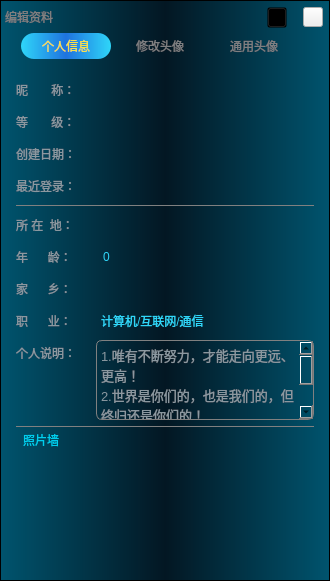
Old version of the form VideoPlayer/login/ChangeHead.ui in the repository huizhang556/pc-video-player.
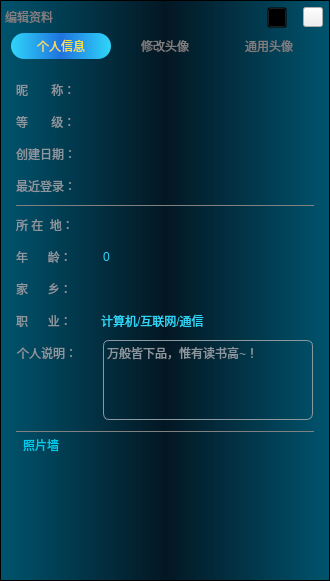
New version of the form. The open tabs and pages were chosen to show the change. Icons and pictures are not drawn.

Diff of the .ui file:
```diff
--- a/VideoPlayer/login/ChangeHead.ui
+++ b/VideoPlayer/login/ChangeHead.ui
@@ -261,13 +261,13 @@
 
 QTabWidget::tab-bar 
 {
-left: 20px; /* move to the right by 5px */
+left: 10px; /* move to the right by 5px */
 }
 
 QTabBar::tab 
 {
 height:26px;
-min-width: 90px;
+min-width:100px;
 margin: 0px 2px 6px 2px;
 font: 75 11pt &quot;Microsoft YaHei UI&quot;;
 background-color: transparent;
@@ -946,7 +946,35 @@
                      <number>20</number>
                     </property>
                     <item>
+                     <widget class="QFrame" name="frame_motto">
+                      <property name="minimumSize">
+                       <size>
+                        <width>65</width>
+                        <height>0</height>
+                       </size>
+                      </property>
+                      <property name="maximumSize">
+                       <size>
+                        <width>65</width>
+                        <height>16777215</height>
+                       </size>
+                      </property>
                      <layout class="QVBoxLayout" name="verticalLayout_2">
+                       <property name="spacing">
+                        <number>0</number>
+                       </property>
+                       <property name="leftMargin">
+                        <number>0</number>
+                       </property>
+                       <property name="topMargin">
+                        <number>0</number>
+                       </property>
+                       <property name="rightMargin">
+                        <number>0</number>
+                       </property>
+                       <property name="bottomMargin">
+                        <number>0</number>
+                       </property>
                       <item>
                        <widget class="QLabel" name="label_14">
                         <property name="minimumSize">
@@ -980,36 +1008,38 @@
                        </spacer>
                       </item>
                      </layout>
+                     </widget>
                     </item>
                     <item>
-                     <widget class="QTextBrowser" name="textBrowser">
+                     <widget class="QLabel" name="label_motto">
                       <property name="minimumSize">
                        <size>
-                        <width>0</width>
+                        <width>210</width>
                         <height>80</height>
                        </size>
                       </property>
                       <property name="maximumSize">
                        <size>
-                        <width>16777215</width>
+                        <width>210</width>
                         <height>80</height>
                        </size>
                       </property>
                       <property name="styleSheet">
-                       <string notr="true">#textBrowser
+                       <string notr="true">#label_motto
 {
-border: 1px solid gray;
-border-radius:6px;
+border: 1px solid #8b98a0;
+border-radius: 6px;
+
 }</string>
                       </property>
-                      <property name="html">
-                       <string>&lt;!DOCTYPE HTML PUBLIC &quot;-//W3C//DTD HTML 4.0//EN&quot; &quot;http://www.w3.org/TR/REC-html40/strict.dtd&quot;&gt;
-&lt;html&gt;&lt;head&gt;&lt;meta name=&quot;qrichtext&quot; content=&quot;1&quot; /&gt;&lt;style type=&quot;text/css&quot;&gt;
-p, li { white-space: pre-wrap; }
-&lt;/style&gt;&lt;/head&gt;&lt;body style=&quot; font-family:'SimSun'; font-size:9pt; font-weight:400; font-style:normal;&quot;&gt;
-&lt;p style=&quot; margin-top:0px; margin-bottom:0px; margin-left:0px; margin-right:0px; -qt-block-indent:0; text-indent:0px;&quot;&gt;&lt;span style=&quot; font-size:10pt; color:#8b98a0;&quot;&gt;1.唯有不断努力，才能走向更远、更高！&lt;/span&gt;&lt;/p&gt;
-&lt;p style=&quot; margin-top:0px; margin-bottom:0px; margin-left:0px; margin-right:0px; -qt-block-indent:0; text-indent:0px;&quot;&gt;&lt;span style=&quot; font-size:10pt; color:#8b98a0;&quot;&gt;2.世界是你们的，也是我们的，但终归还是你们的！&lt;/span&gt;&lt;/p&gt;
-&lt;p style=&quot; margin-top:0px; margin-bottom:0px; margin-left:0px; margin-right:0px; -qt-block-indent:0; text-indent:0px;&quot;&gt;&lt;span style=&quot; font-size:10pt; color:#8b98a0;&quot;&gt;3.纸上得来终觉浅，绝知此事要躬行！&lt;/span&gt;&lt;/p&gt;&lt;/body&gt;&lt;/html&gt;</string>
+                      <property name="text">
+                       <string>万般皆下品，惟有读书高~！</string>
+                      </property>
+                      <property name="alignment">
+                       <set>Qt::AlignLeading|Qt::AlignLeft|Qt::AlignTop</set>
+                      </property>
+                      <property name="wordWrap">
+                       <bool>true</bool>
                       </property>
                      </widget>
                     </item>
```
Left out of the diff: 2 changed lines with no effect on the pictures. Lines whose indentation alone changed are shown as unchanged.
